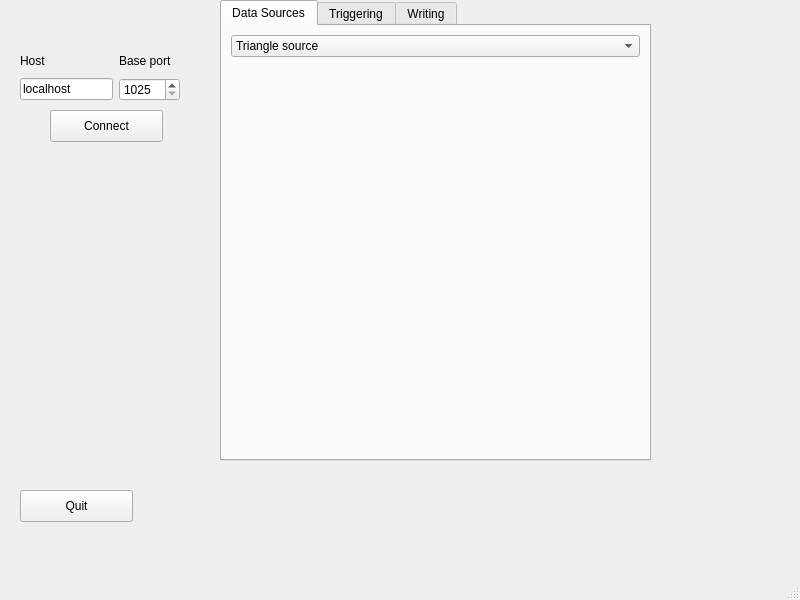
Above: dc.ui from usnistgov/dastardcommander before the change. Below: the same form after it.
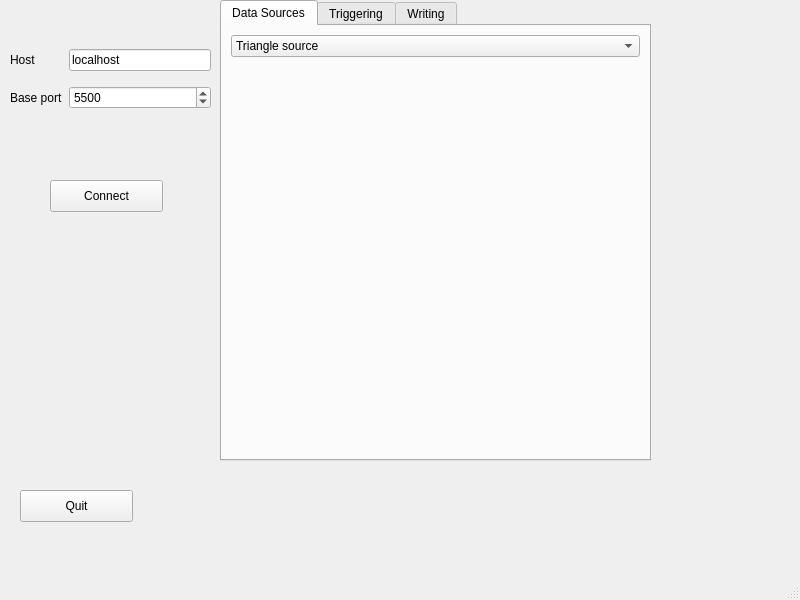
That is the form after the change. The open tabs and pages were chosen to show the change. Icons and pictures are not drawn.

```diff
--- a/dc.ui
+++ b/dc.ui
@@ -17,10 +17,10 @@
    <widget class="QWidget" name="gridLayoutWidget">
     <property name="geometry">
      <rect>
-      <x>20</x>
-      <y>50</y>
-      <width>160</width>
-      <height>51</height>
+      <x>10</x>
+      <y>40</y>
+      <width>201</width>
+      <height>80</height>
      </rect>
     </property>
     <layout class="QGridLayout" name="gridLayout">
@@ -35,13 +35,6 @@
       </widget>
      </item>
      <item row="0" column="1">
-      <widget class="QLabel" name="label_2">
-       <property name="text">
-        <string>Base port</string>
-       </property>
-      </widget>
-     </item>
-     <item row="1" column="0">
       <widget class="QLineEdit" name="hostName">
        <property name="text">
         <string>localhost</string>
@@ -57,7 +50,14 @@
         <number>65535</number>
        </property>
        <property name="value">
-        <number>1025</number>
+        <number>5500</number>
+       </property>
+      </widget>
+     </item>
+     <item row="1" column="0">
+      <widget class="QLabel" name="label_2">
+       <property name="text">
+        <string>Base port</string>
        </property>
       </widget>
      </item>
@@ -153,7 +153,7 @@
     <property name="geometry">
      <rect>
       <x>50</x>
-      <y>110</y>
+      <y>180</y>
       <width>113</width>
       <height>32</height>
      </rect>
```
Left out of the diff: 9 changed lines with no effect on the pictures.
